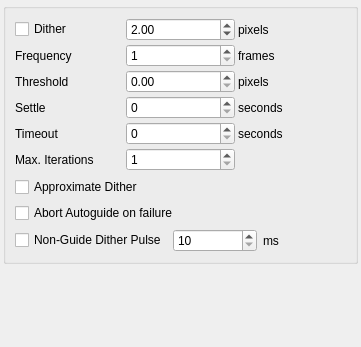
Above: kstars/ekos/guide/opsdither.ui from KDE/kstars before the change; both pictures show x 0 to 361 and y 0 to 347 of the 361 by 604 pixel window. Below: the same form after it.
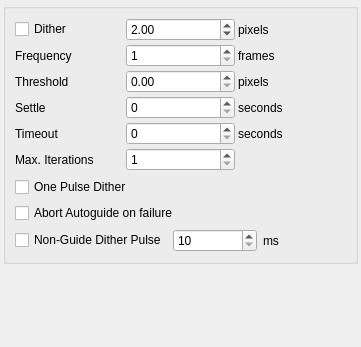
That is the form after the change.

Commit message: change label for new dither control

What changed in the file:
```diff
--- a/kstars/ekos/guide/opsdither.ui
+++ b/kstars/ekos/guide/opsdither.ui
@@ -212,7 +212,7 @@
          <string>&lt;html&gt;&lt;head/&gt;&lt;body&gt;&lt;p&gt;If checked, dithering amount is randomly generated, pulses are sent, but the resultant pixel dithering amount is not enforced so only the one dither pulse is sent. This is quicker, and recommended as dither amount is random anyway. It is necessary when 2-D dither is required but guiding is only done in one axis.&lt;/p&gt;&lt;/body&gt;&lt;/html&gt;</string>
         </property>
         <property name="text">
-         <string>Approximate Dither</string>
+         <string>One Pulse Dither</string>
         </property>
        </widget>
       </item>
```
